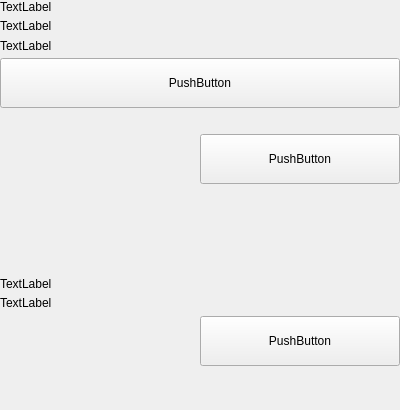
Above: src/qt/vitae/settings/forms/settingsbackupwallet.ui from VitaeTeam/Vitae before the change. Below: the same form after it.
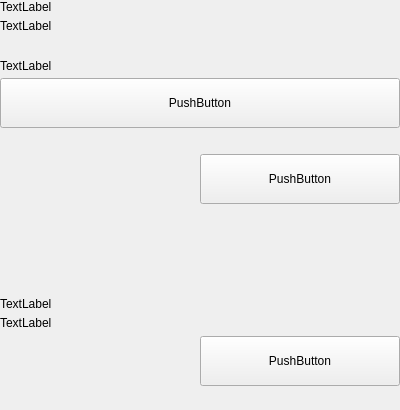
That is the form after the change.

The edit to the form file:
```diff
--- a/src/qt/vitae/settings/forms/settingsbackupwallet.ui
+++ b/src/qt/vitae/settings/forms/settingsbackupwallet.ui
@@ -68,6 +68,19 @@
         </item>
        </layout>
       </item>
+      <item>
+       <spacer name="verticalSpacer_5">
+        <property name="orientation">
+         <enum>Qt::Vertical</enum>
+        </property>
+        <property name="sizeHint" stdset="0">
+         <size>
+          <width>20</width>
+          <height>20</height>
+         </size>
+        </property>
+       </spacer>
+      </item>
       <item>
        <layout class="QVBoxLayout" name="verticalLayout_9">
         <property name="spacing">
```
